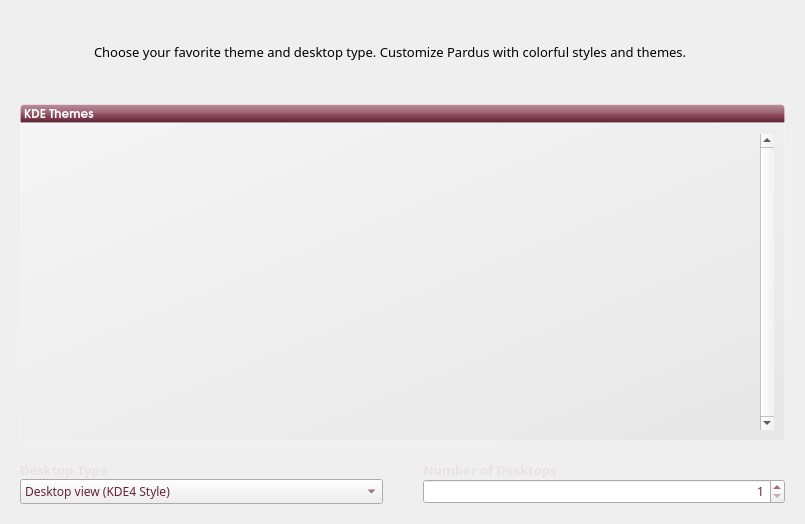
Before: the Qt Designer form kde/kaptan/ui/ui_scrStyle.ui in pars-linux/uludag, drawn with Qt 5.
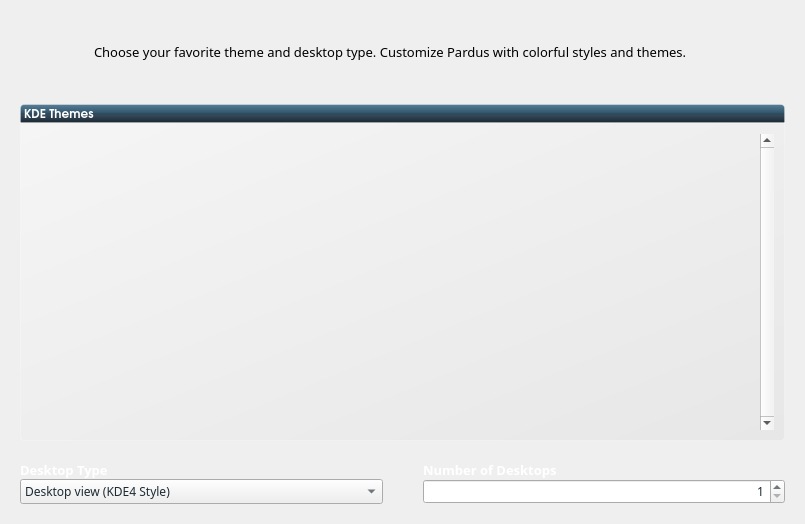
After: the same form once the commit is applied. Icons and pictures are not drawn.

```diff
--- a/kde/kaptan/ui/ui_scrStyle.ui
+++ b/kde/kaptan/ui/ui_scrStyle.ui
@@ -114,7 +114,7 @@
         </font>
        </property>
        <property name="styleSheet">
-        <string notr="true">background-color: qlineargradient(spread:pad, x1:0.5, y1:1, x2:0.5, y2:0, stop:0 rgba(183, 100, 124, 255), stop:0.0212465 rgba(91, 33, 50, 255), stop:0.521739 rgba(152, 86, 105, 255), stop:0.527174 rgba(155, 98, 115, 255), stop:0.983696 rgba(184, 141, 153, 255), stop:1 rgba(220, 173, 186, 255));
+        <string notr="true">background-color: qlineargradient(spread:pad, x1:0.5, y1:1, x2:0.5, y2:0, stop:0 rgba(26, 38, 45, 255), stop:0.398093 rgba(51, 72, 91, 255), stop:0.521739 rgba(45, 76, 94, 255), stop:0.531585 rgba(49, 84, 106, 255), stop:0.983696 rgba(85, 126, 149, 255), stop:1 rgba(120, 146, 172, 255));
 /*background-color: qlineargradient(spread:pad, x1:1, y1:1, x2:0, y2:0, stop:0 rgba(219, 219, 219, 100), stop:1 rgba(255, 255, 255, 100));*/
 border: 1px solid rgba(255,255,255,50);
 color:white;
@@ -242,7 +242,7 @@
             </font>
            </property>
            <property name="styleSheet">
-            <string notr="true">color: rgb(234, 225, 228);</string>
+            <string notr="true">color: white</string>
            </property>
            <property name="text">
             <string>Desktop Type</string>
@@ -258,7 +258,7 @@
             </font>
            </property>
            <property name="styleSheet">
-            <string notr="true">color: rgb(100, 36, 55);</string>
+            <string notr="true">color: rgb(30, 43, 51)</string>
            </property>
            <item>
             <property name="text">
@@ -303,7 +303,7 @@
             </font>
            </property>
            <property name="styleSheet">
-            <string notr="true">color: rgb(234, 225, 228);</string>
+            <string notr="true">color: white</string>
            </property>
            <property name="text">
             <string>Number of Desktops</string>
@@ -322,7 +322,7 @@
             <enum>Qt::LeftToRight</enum>
            </property>
            <property name="styleSheet">
-            <string>color: rgb(100, 36, 55);</string>
+            <string notr="true">color: rgb(30, 43, 51)</string>
            </property>
            <property name="alignment">
             <set>Qt::AlignRight|Qt::AlignTrailing|Qt::AlignVCenter</set>
```
